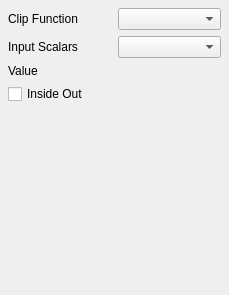
The window that GUI/Client/Widgets/pqClipPanel.ui (wildmichael/ParaView3-enhancements-old) describes before a commit, drawn with Qt 5.
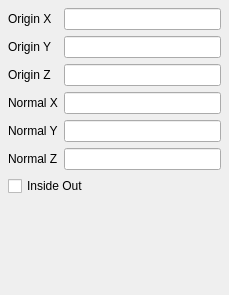
The same window after the commit.

Commit message: ENH: Added Qt Origin and Normal widgets to the Clip filter panel

Diff of the .ui file:
```diff
--- a/GUI/Client/Widgets/pqClipPanel.ui
+++ b/GUI/Client/Widgets/pqClipPanel.ui
@@ -22,14 +22,41 @@
    <property name="spacing" >
     <number>6</number>
    </property>
-   <item row="2" column="0" >
-    <widget class="QLabel" name="label_2_2" >
+   <item row="5" column="0" >
+    <widget class="QLabel" name="label_5" >
      <property name="text" >
-      <string>Value</string>
+      <string>Origin Z</string>
      </property>
     </widget>
    </item>
-   <item row="4" column="0" colspan="2" >
+   <item row="9" column="0" colspan="2" >
+    <widget class="QCheckBox" name="InsideOut" >
+     <property name="layoutDirection" >
+      <enum>Qt::LeftToRight</enum>
+     </property>
+     <property name="text" >
+      <string>Inside Out</string>
+     </property>
+    </widget>
+   </item>
+   <item row="4" column="0" >
+    <widget class="QLabel" name="label_4" >
+     <property name="text" >
+      <string>Origin Y</string>
+     </property>
+    </widget>
+   </item>
+   <item row="5" column="1" >
+    <widget class="QLineEdit" name="originZ" />
+   </item>
+   <item row="6" column="0" >
+    <widget class="QLabel" name="label" >
+     <property name="text" >
+      <string>Normal X</string>
+     </property>
+    </widget>
+   </item>
+   <item row="10" column="0" colspan="2" >
     <spacer>
      <property name="orientation" >
       <enum>Qt::Vertical</enum>
@@ -42,38 +69,41 @@
      </property>
     </spacer>
    </item>
-   <item row="3" column="0" colspan="2" >
-    <widget class="QCheckBox" name="AllScalars" >
-     <property name="layoutDirection" >
-      <enum>Qt::LeftToRight</enum>
-     </property>
-     <property name="text" >
-      <string>Inside Out</string>
-     </property>
-    </widget>
+   <item row="3" column="1" >
+    <widget class="QLineEdit" name="originX" />
    </item>
-   <item row="1" column="0" >
+   <item row="4" column="1" >
+    <widget class="QLineEdit" name="originY" />
+   </item>
+   <item row="7" column="0" >
     <widget class="QLabel" name="label_2" >
      <property name="text" >
-      <string>Input Scalars</string>
+      <string>Normal Y</string>
      </property>
     </widget>
    </item>
-   <item row="0" column="0" >
-    <widget class="QLabel" name="label" >
+   <item row="3" column="0" >
+    <widget class="QLabel" name="label_3" >
      <property name="text" >
-      <string>Clip Function</string>
+      <string>Origin X</string>
      </property>
-     <property name="wordWrap" >
-      <bool>true</bool>
+    </widget>
+   </item>
+   <item row="8" column="0" >
+    <widget class="QLabel" name="label_6" >
+     <property name="text" >
+      <string>Normal Z</string>
      </property>
     </widget>
    </item>
-   <item row="1" column="1" >
-    <widget class="QComboBox" name="SelectInputScalars" />
+   <item row="6" column="1" >
+    <widget class="QLineEdit" name="normalX" />
    </item>
-   <item row="0" column="1" >
-    <widget class="QComboBox" name="ClipFunction" />
+   <item row="7" column="1" >
+    <widget class="QLineEdit" name="normalY" />
+   </item>
+   <item row="8" column="1" >
+    <widget class="QLineEdit" name="normalZ" />
    </item>
   </layout>
  </widget>
```
The commit also changes 4 other files.
